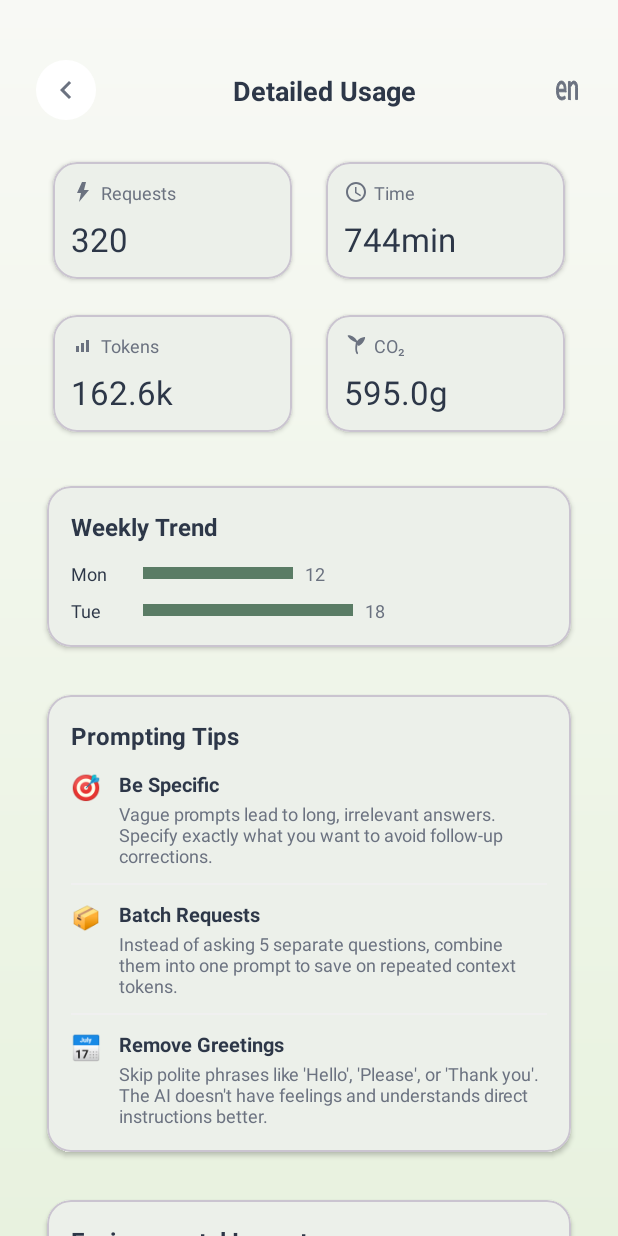
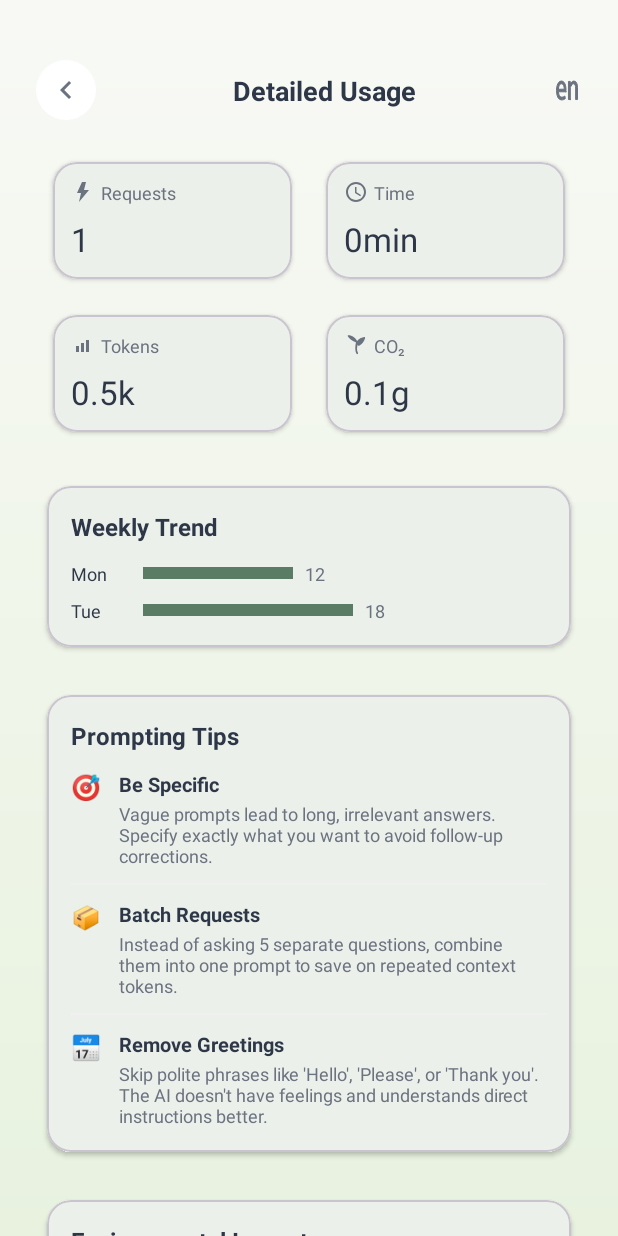
Before and after one commit to KWNahyun/Treeplz, an Android app: the UsageDetailsActivity screen opened directly, with no data from a screen before it, on a phone screen of 412 x 824 dp. Run offline under Robolectric (Android 15) with nearby library versions, the phone set to English and light mode, and no system bars.

Commit message:
Usage Details

```diff
--- a/app/src/main/java/kr/co/example/treeplz/UsageDetailsActivity.java
+++ b/app/src/main/java/kr/co/example/treeplz/UsageDetailsActivity.java
@@ -14,7 +14,7 @@ import androidx.appcompat.app.AppCompatActivity;
 import kr.co.example.treeplz.model.AiUsage;
 
 public class UsageDetailsActivity extends AppCompatActivity {
-
+    private PreferenceHelper preferenceHelper;
     public static final String EXTRA_AI_USAGE = "extra_data";
 
     public static void start(Context context, AiUsage usage) {
@@ -23,6 +23,10 @@ public class UsageDetailsActivity extends AppCompatActivity {
         context.startActivity(intent);
     }
 
+    private int requests;
+    private long tokens;
+    private long timeSpentMs;
+    private double carbon;
     private TextView tvTitle;
     private ToggleButton switchLanguage;
 
@@ -46,15 +50,29 @@ public class UsageDetailsActivity extends AppCompatActivity {
     private AiUsage aiUsage;
 
     @Override
+    protected void onResume() {
+        super.onResume();
+
+        // ★ 화면 복귀 시도 항상 최신값으로 갱신
+        loadTodayUsage();
+        bindDataToViews();
+    }
+
+    @Override
     protected void onCreate(Bundle savedInstanceState) {
         super.onCreate(savedInstanceState);
         setContentView(R.layout.activity_detailed_usage);
+
+        preferenceHelper = PreferenceHelper.getInstance(this);
 
         ImageButton btnBack = findViewById(R.id.btnBack);
         btnBack.setOnClickListener(v -> finish());
 
         initViews();
         setupLanguageToggle();
+
+        loadTodayUsage();
+        bindDataToViews();
 
         if (Build.VERSION.SDK_INT >= Build.VERSION_CODES.TIRAMISU) {
             aiUsage = getIntent().getSerializableExtra(EXTRA_AI_USAGE, AiUsage.class);
@@ -72,6 +90,13 @@ public class UsageDetailsActivity extends AppCompatActivity {
 
         // 초기 텍스트 로드 (LanguageManager 사용)
         updateStrings();
+    }
+
+    private void loadTodayUsage() {
+        requests = preferenceHelper.getTodayRequests();
+        tokens = preferenceHelper.getTodayTokens();
+        timeSpentMs = preferenceHelper.getTodayTime();
+        carbon = tokens * 0.0002;
     }
 
     private void initViews() {
@@ -119,33 +144,33 @@ public class UsageDetailsActivity extends AppCompatActivity {
     }
 
     private void bindDataToViews() {
-        tvValueRequests.setText(String.valueOf(aiUsage.requests));
-        int minutes = (int) Math.round(aiUsage.timeSpent);
+        // PreferenceHelper에서 업데이트된 값 사용
+        tvValueRequests.setText(String.valueOf(requests));
+
+        long minutes = timeSpentMs / 1000 / 60;
         tvValueTimeSpent.setText(minutes + "min");
-        tvValueTokens.setText(String.format("%.1fk", aiUsage.tokens / 1000.0));
-        tvValueCarbon.setText(String.format("%.1fg", aiUsage.carbonFootprint));
 
-        // 환경 영향 수치 갱신 (단위 텍스트는 updateStrings에서 처리)
+        tvValueTokens.setText(String.format("%.1fk", tokens / 1000.0));
+        tvValueCarbon.setText(String.format("%.1fg", carbon));
+
         updateEnvImpactValues();
     }
 
+
     private void updateEnvImpactValues() {
-        double carbon = aiUsage.carbonFootprint;
+        // aiUsage.carbonFootprint → carbon 사용
+        double c = carbon;
 
-        // LanguageManager 상태에 따라 단위 텍스트 결정
         boolean isKo = LanguageManager.getInstance().getLanguage() == LanguageManager.Language.KO;
         String unitCar = isKo ? "운전" : "Driving";
         String unitLight = isKo ? "전구" : "Light";
         String unitCharge = isKo ? "충전" : "Charges";
 
-        String carText = String.format("%.1fm %s", carbon * 6.0, unitCar);
-        String lightText = String.format("%.1fh %s", carbon * 0.1, unitLight);
-        String phoneText = String.format("%.1f %s", carbon * 0.2, unitCharge);
+        tvEnvCarValue.setText(String.format("%.1fm %s", c * 6.0, unitCar));
+        tvEnvLightValue.setText(String.format("%.1fh %s", c * 0.1, unitLight));
+        tvEnvPhoneValue.setText(String.format("%.1f %s", c * 0.2, unitCharge));
+    }
 
-        tvEnvCarValue.setText(carText);
-        tvEnvLightValue.setText(lightText);
-        tvEnvPhoneValue.setText(phoneText);
-    }
 
     // ★ 핵심 수정: LanguageManager를 사용하여 텍스트 설정
     private void updateStrings() {
--- /dev/null
+++ b/app/src/main/res/drawable/ic_google_logo.xml
@@ -0,0 +1,5 @@
+<vector xmlns:android="http://schemas.android.com/apk/res/android"
+    android:width="24dp" android:height="24dp" android:viewportWidth="24" android:viewportHeight="24">
+    <!-- tiny placeholder; replace with proper logo asset if needed -->
+    <path android:fillColor="#4285F4" android:pathData="M12 4c2 0 3.7.7 5 1.9L18 7l-2 1C14.4 7.6 13.3 7 12 7 9.2 7 6.8 8.6 5.5 10.9L3 9C4.7 6 8 4 12 4z"/>
+</vector>
```
Also changed, not shown: app/src/main/java/kr/co/example/treeplz/MainActivity.java (+8 -12 lines), app/src/main/java/kr/co/example/treeplz/PreferenceHelper.java (+13 -0 lines).
